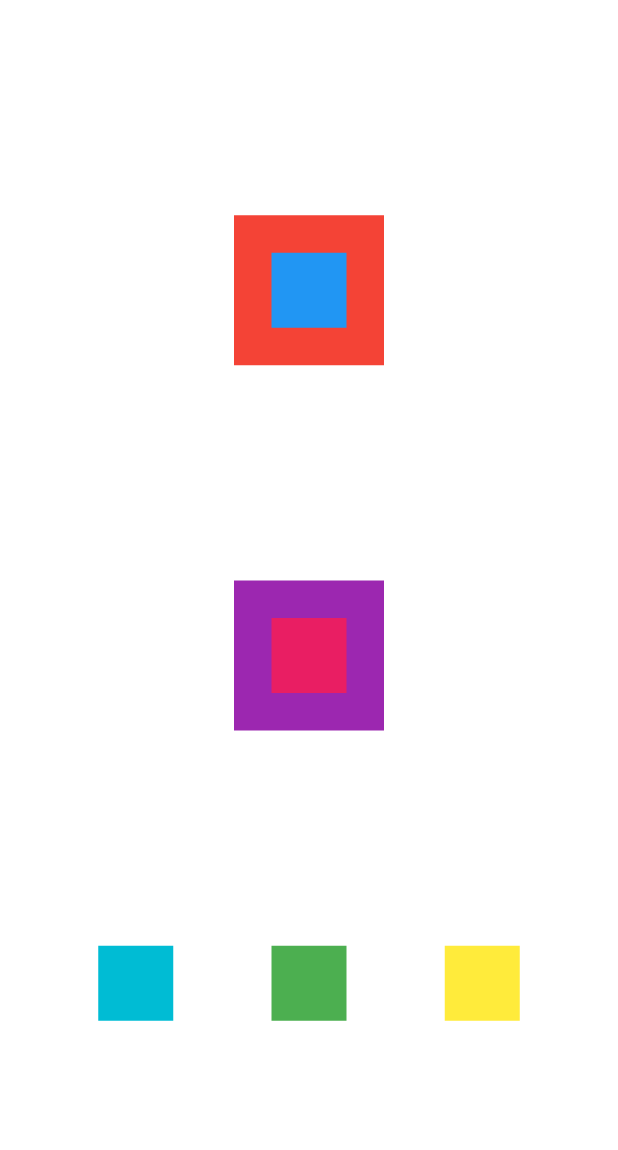
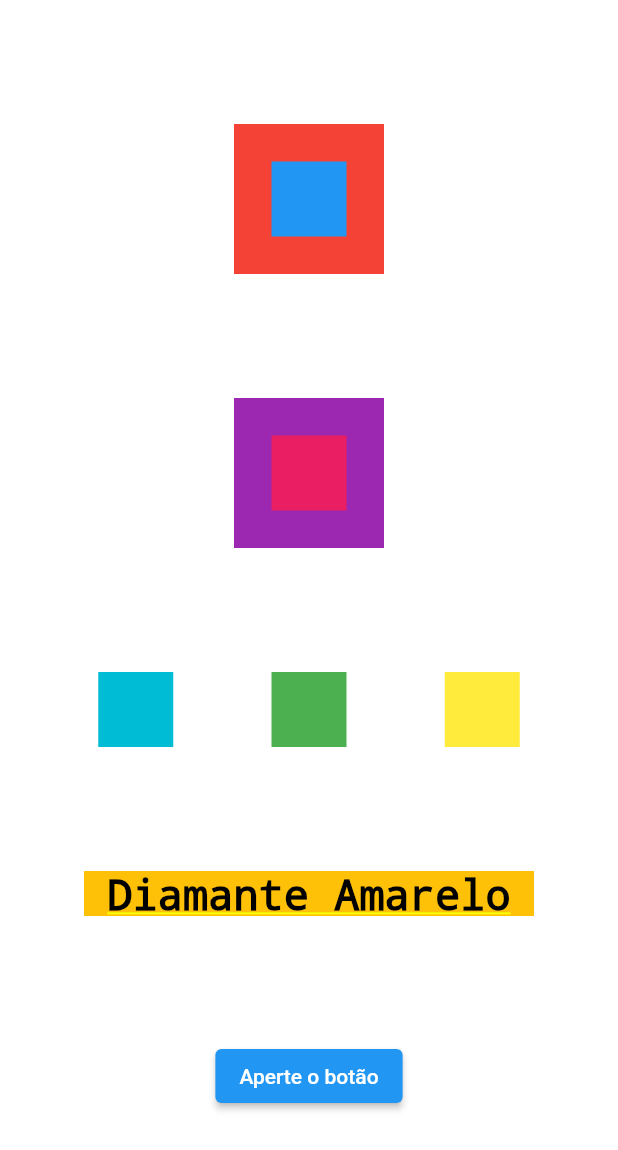
Before and after one commit to arailson/Primeiro_Projeto_Dart, a Flutter app: the screen it shows after launch, on a phone screen of 412 x 824 dp. Shown: the top 1150 px of the screen. Run offline on Flutter 3.47's test engine with Material 2 defaults, Android fonts, the phone set to English and light mode, and no system bars.

Commit message:
Text e ElevatedButton

```diff
--- a/lib/main.dart
+++ b/lib/main.dart
@@ -24,7 +24,9 @@ class MyApp extends StatelessWidget {
         // is not restarted.
         primarySwatch: Colors.blue,
       ),
-        home: Column(
+      home: Container(
+          color: Colors.white,
+          child: Column(
             mainAxisAlignment: MainAxisAlignment.spaceEvenly,
             crossAxisAlignment: CrossAxisAlignment.center,
             children: [
@@ -78,8 +80,26 @@ class MyApp extends StatelessWidget {
                     width: 50,
                   ),
                 ],
-            )
+              ),
+              Container(
+                color: Colors.amber,
+                height: 30,
+                width: 300,
+                child: Text('Diamante Amarelo',
+                    textAlign: TextAlign.center,
+                    style: TextStyle(
+                      color: Colors.black,
+                      fontSize: 28,
+                    )),
+              ),
+              ElevatedButton(
+                onPressed: () {
+                  print('Você apertou o botão');
+                },
+                child: Text('Aperte o botão'),
+              ),
             ],
-        ));
+          )),
+    );
   }
 }
```
Lines whose indentation alone changed are shown as unchanged.
